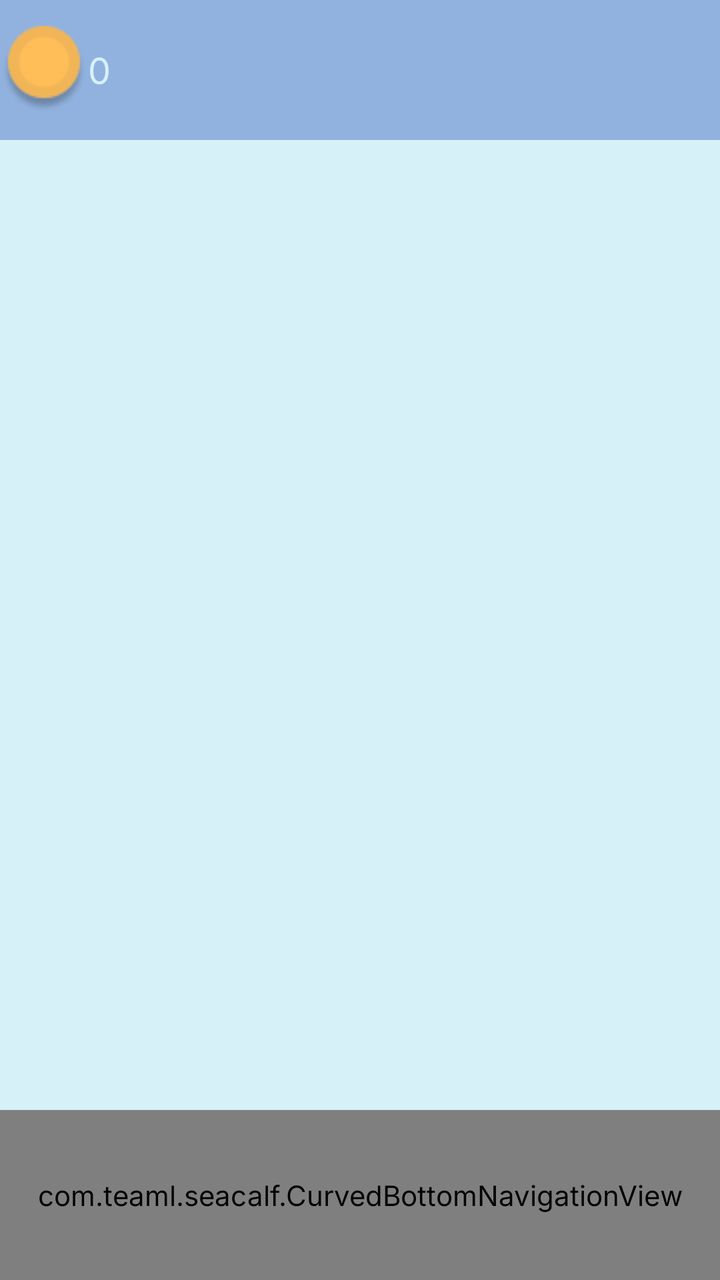
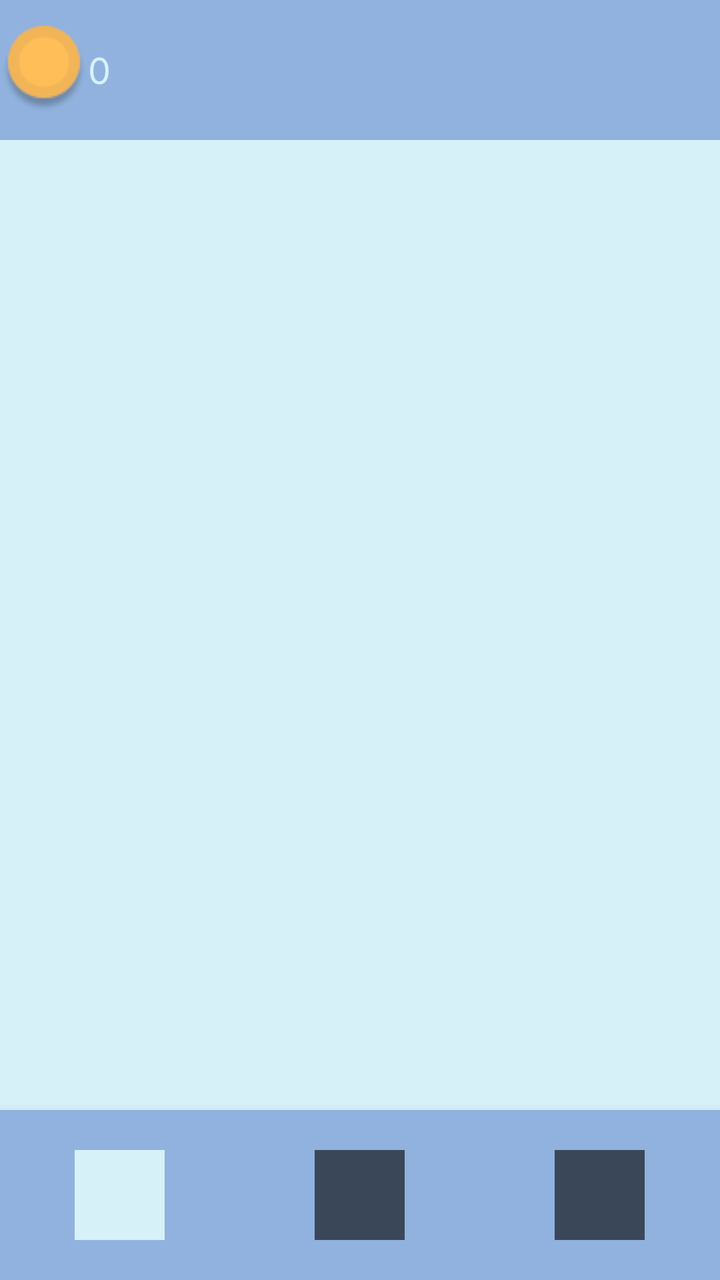

Two renders of the same Android screen: before a commit and after it. Below are the layout's source before the change and the commit's diff.
<!-- AndroidManifest.xml: activity theme Theme.LightTheme -->
<!-- res/layout/activity_main.xml -->
<?xml version="1.0" encoding="utf-8"?>
<LinearLayout xmlns:android="http://schemas.android.com/apk/res/android"
    xmlns:tools="http://schemas.android.com/tools"
    xmlns:app="http://schemas.android.com/apk/res-auto"
    android:orientation="vertical"
    android:layout_width="match_parent"
    android:layout_height="match_parent"
    android:background="@color/sky_blue"
    android:fitsSystemWindows="true">

    <LinearLayout
        android:id="@+id/header"
        android:layout_width="match_parent"
        android:layout_height="70dp"
        android:orientation="horizontal"
        android:gravity="center_vertical"
        android:background="?attr/colorSecondary">
        <ImageView
            android:layout_width="wrap_content"
            android:layout_height="wrap_content"
            android:src="@drawable/coin"
            android:gravity="center_vertical"
            android:contentDescription="@string/coin_description"/>

        <TextView
            android:id="@+id/coins_amount"
            android:layout_width="wrap_content"
            android:layout_height="wrap_content"
            android:textSize="18sp"
            android:textColor="@color/sky_blue"
            android:text="@integer/coins_amount"/>
    </LinearLayout>

    <androidx.fragment.app.FragmentContainerView
        android:id="@+id/main_container"
        android:layout_width="match_parent"
        android:layout_height="0dp"
        android:layout_weight="1"/>

    <com.teaml.seacalf.CurvedBottomNavigationView
        android:id="@+id/nav_menu"
        android:layout_width="match_parent"
        android:layout_height="85dp"
        android:background="@color/dark_blue"
        app:menu="@menu/bottom_nav_menu"
        app:labelVisibilityMode="unlabeled"
        app:itemIconSize="24dp"
        app:itemIconTint="@null"
        app:itemTextColor="@null" />
</LinearLayout>
<!-- resources referenced by this layout -->
<resources>
  <color name="dark_blue">#91B2DF</color>
  <color name="sky_blue">#D6F1F8</color>
  <!-- drawable coin: png bitmap (drawable, 2133 bytes) -->
  <integer name="coins_amount">0</integer>
  <string name="coin_description">coin</string>
  <style name="Theme.LightTheme" parent="Theme.AppCompat.Light">
          <item name="android:fontFamily">@font/inter</item>
          <item name="colorPrimary">@color/sky_blue</item>
          <item name="colorOnSecondary">@color/sky_blue</item>
          <item name="colorSecondary">@color/dark_blue</item>
          <item name="windowActionBar">false</item>
          <item name="windowNoTitle">true</item>
      </style>
</resources>

<!-- the commit's change to res/layout/activity_main.xml (unified diff, before → after) -->
@@ -37,14 +37,13 @@
         android:layout_height="0dp"
         android:layout_weight="1"/>
 
-    <com.teaml.seacalf.CurvedBottomNavigationView
+    <com.google.android.material.bottomnavigation.BottomNavigationView
         android:id="@+id/nav_menu"
         android:layout_width="match_parent"
         android:layout_height="85dp"
         android:background="@color/dark_blue"
         app:menu="@menu/bottom_nav_menu"
         app:labelVisibilityMode="unlabeled"
-        app:itemIconSize="24dp"
         app:itemIconTint="@null"
-        app:itemTextColor="@null" />
+        app:itemIconSize="45dp"/>
 </LinearLayout>
